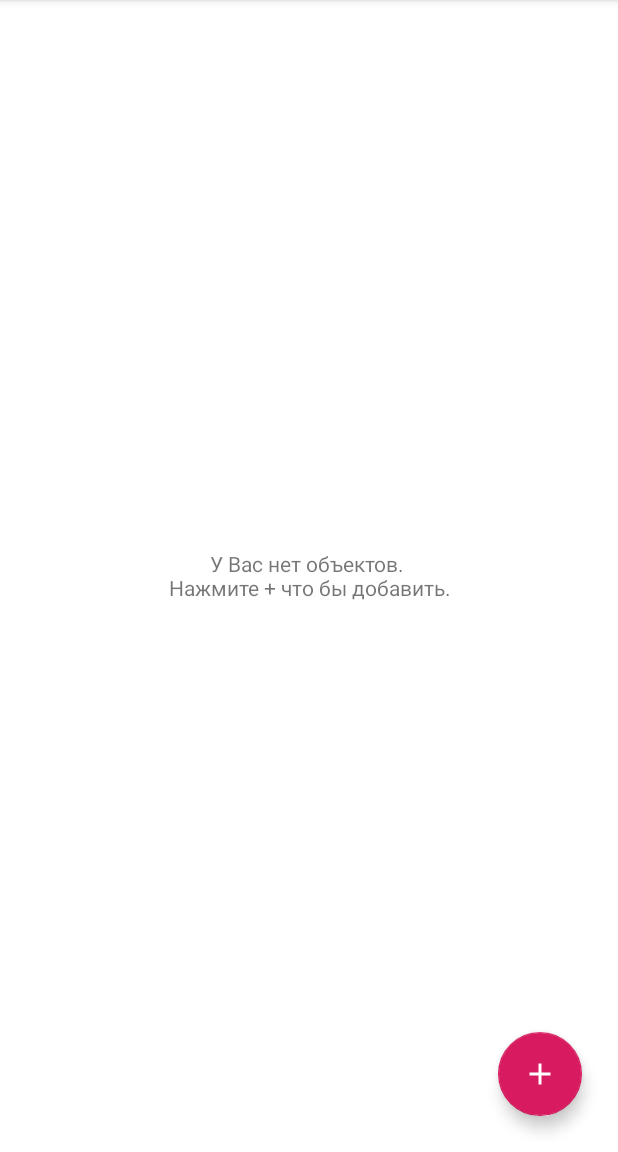
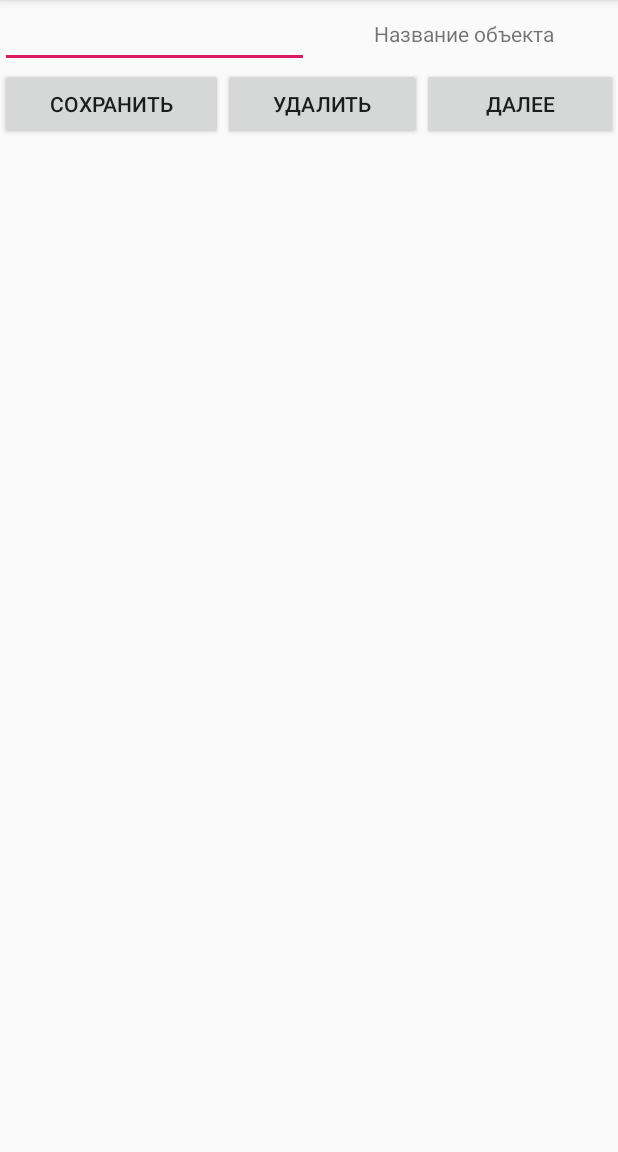
Before and after one commit to alextit13/Statistics, an Android app: the screen it shows after launch (MainActivity), on a phone screen of 412 x 824 dp, the part 84-1236 px from its top. Run offline under Robolectric (Android 15) with nearby library versions, the phone set to English and light mode, and no system bars.

```diff
--- a/app/src/main/java/com/chart/statistics/model/db/IDbEntry.java
+++ b/app/src/main/java/com/chart/statistics/model/db/IDbEntry.java
@@ -16,4 +16,8 @@ public interface IDbEntry {
     List<ObjectStatistic> getAllObjectStatistics();
 
     void deleteObjectStatistics(ObjectStatistic objectStatistic);
+
+    boolean deleteObjectStatisticsByName(String name);
+
+    void deleteObjectStatisticsById(String id);
 }
--- a/app/src/main/java/com/chart/statistics/model/utils/ObjectStatistic.java
+++ b/app/src/main/java/com/chart/statistics/model/utils/ObjectStatistic.java
@@ -1,6 +1,4 @@
 package com.chart.statistics.model.utils;
-
-import androidx.annotation.NonNull;
 
 import java.util.List;
 
--- /dev/null
+++ b/app/src/main/java/com/chart/statistics/presenter/add_object/IAddObjectSPresenter.java
@@ -0,0 +1,15 @@
+package com.chart.statistics.presenter.add_object;
+
+import com.chart.statistics.view.add_object.IAddObjectSView;
+
+public interface IAddObjectSPresenter {
+    void onViewAttach(IAddObjectSView view);
+
+    void onViewDetach();
+
+    void onClickSave(String name);
+
+    void onClickDelete(String name);
+
+    void onClickNext();
+}
--- /dev/null
+++ b/app/src/main/java/com/chart/statistics/view/add_object/AddObjectSFragment.java
@@ -0,0 +1,85 @@
+package com.chart.statistics.view.add_object;
+
+import android.os.Bundle;
+import android.view.LayoutInflater;
+import android.view.View;
+import android.view.ViewGroup;
+import android.widget.Button;
+import android.widget.EditText;
+import android.widget.Toast;
+
+import androidx.annotation.NonNull;
+import androidx.annotation.Nullable;
+import androidx.fragment.app.Fragment;
+
+import com.chart.statistics.R;
+import com.chart.statistics.presenter.add_object.AddObjectPresenter;
+import com.chart.statistics.presenter.add_object.IAddObjectSPresenter;
+
+public class AddObjectSFragment extends Fragment implements IAddObjectSView {
+
+    private IAddObjectSPresenter presenter;
+
+    private EditText nameEditText;
+    private Button saveBtn;
+    private Button deleteBtn;
+    private Button nextBtn;
+
+    @Nullable
+    @Override
+    public View onCreateView(@NonNull LayoutInflater inflater, @Nullable ViewGroup container, @Nullable Bundle savedInstanceState) {
+        return inflater.inflate(R.layout.add_object_s_fragment, container, false);
+    }
+
+    @Override
+    public void onResume() {
+        super.onResume();
+        if (presenter == null) {
+            presenter = new AddObjectPresenter();
+        }
+        initUi();
+        initListeners();
+        presenter.onViewAttach(this);
+    }
+
+    private void initUi() {
+        if (getView() == null) return;
+
+        nameEditText = getView().findViewById(R.id.etNameObjectS);
+        saveBtn = getView().findViewById(R.id.btnSave);
+        deleteBtn = getView().findViewById(R.id.btnDelete);
+        nextBtn = getView().findViewById(R.id.btnNext);
+    }
+
+    private void initListeners() {
+        saveBtn.setOnClickListener(new View.OnClickListener() {
+            @Override
+            public void onClick(View view) {
+                presenter.onClickSave(nameEditText.getText().toString());
+            }
+        });
+        deleteBtn.setOnClickListener(new View.OnClickListener() {
+            @Override
+            public void onClick(View view) {
+                presenter.onClickDelete(nameEditText.getText().toString());
+            }
+        });
+        nextBtn.setOnClickListener(new View.OnClickListener() {
+            @Override
+            public void onClick(View view) {
+                presenter.onClickNext();
+            }
+        });
+    }
+
+    @Override
+    public void showToastMessage(int idMessage) {
+        Toast.makeText(getContext(), idMessage, Toast.LENGTH_LONG).show();
+    }
+
+    @Override
+    public void onPause() {
+        presenter.onViewDetach();
+        super.onPause();
+    }
+}
--- /dev/null
+++ b/app/src/main/java/com/chart/statistics/view/add_object/IAddObjectSView.java
@@ -0,0 +1,7 @@
+package com.chart.statistics.view.add_object;
+
+import androidx.annotation.IdRes;
+
+public interface IAddObjectSView {
+    void showToastMessage(@IdRes int idMessage);
+}
--- a/app/src/main/java/com/chart/statistics/view/base/MainActivity.java
+++ b/app/src/main/java/com/chart/statistics/view/base/MainActivity.java
@@ -6,6 +6,7 @@ import androidx.appcompat.app.AppCompatActivity;
 import androidx.fragment.app.Fragment;
 
 import com.chart.statistics.R;
+import com.chart.statistics.view.add_object.AddObjectSFragment;
 import com.chart.statistics.view.list.ListObjectStatisticsFragment;
 
 public class MainActivity extends AppCompatActivity implements INavigation {
@@ -15,7 +16,7 @@ public class MainActivity extends AppCompatActivity implements INavigation {
         super.onCreate(savedInstanceState);
         setContentView(R.layout.activity_main);
 
-        showFragment(ListObjectStatisticsFragment.newInstance());
+        showFragment(new AddObjectSFragment());
     }
 
     @Override
--- a/app/src/main/java/com/chart/statistics/view/custom/LinearDiagram.java
+++ b/app/src/main/java/com/chart/statistics/view/custom/LinearDiagram.java
@@ -108,7 +108,7 @@ public class LinearDiagram extends View {
         return DataHolder.newInstance().getStateColorByState(state);
     }
 
-    public void setSourseData(List<State> stateList) {
+    public void setSourceData(List<State> stateList) {
         list = stateList;
         invalidate();
     }
--- a/app/src/main/java/com/chart/statistics/view/state/StateFragment.java
+++ b/app/src/main/java/com/chart/statistics/view/state/StateFragment.java
@@ -22,7 +22,7 @@ import com.chart.statistics.model.utils.ObjectStatistic;
 import com.chart.statistics.model.utils.State;
 import com.chart.statistics.presenter.state.IStatePresenter;
 import com.chart.statistics.presenter.state.StatePresenter;
-import com.chart.statistics.view.base.INavigation;
+import com.chart.statistics.view.custom.CircleDiagram;
 import com.chart.statistics.view.custom.LinearDiagram;
 import com.google.android.material.floatingactionbutton.FloatingActionButton;
 
@@ -45,7 +45,7 @@ public class StateFragment extends Fragment implements IStateView {
 
     private IStatePresenter presenter;
     private FloatingActionButton fab;
-    private LinearDiagram chartLinearDiagram;
+    private CircleDiagram chartLinearDiagram;
     private ViewTreeObserver.OnGlobalLayoutListener globalLayoutListener;
 
     @Nullable
@@ -134,7 +134,7 @@ public class StateFragment extends Fragment implements IStateView {
 
     @Override
     public void setChart(List<State> states) {
-        chartLinearDiagram.setSourseData(states);
+        chartLinearDiagram.setSourceData(states);
     }
 
     @Override
--- /dev/null
+++ b/app/src/main/res/layout/add_object_s_fragment.xml
@@ -0,0 +1,60 @@
+<?xml version="1.0" encoding="utf-8"?>
+<LinearLayout xmlns:android="http://schemas.android.com/apk/res/android"
+    xmlns:tools="http://schemas.android.com/tools"
+    android:layout_width="match_parent"
+    android:layout_height="match_parent"
+    android:orientation="vertical">
+
+    <LinearLayout
+        android:layout_width="match_parent"
+        android:layout_height="wrap_content"
+        android:orientation="horizontal">
+
+        <EditText
+            android:id="@+id/etNameObjectS"
+            android:layout_width="match_parent"
+            android:layout_height="wrap_content"
+            android:layout_weight="1" />
+
+        <TextView
+            android:layout_width="match_parent"
+            android:layout_height="wrap_content"
+            android:layout_gravity="center"
+            android:layout_weight="1"
+            android:text="@string/lbl_name_object"
+            android:textAlignment="center" />
+
+    </LinearLayout>
+
+    <LinearLayout
+        android:layout_width="match_parent"
+        android:layout_height="wrap_content"
+        android:orientation="horizontal">
+
+        <Button
+            android:id="@+id/btnSave"
+            android:layout_width="wrap_content"
+            android:layout_height="wrap_content"
+            android:layout_weight="1"
+            android:text="@string/lbl_save"
+            tools:ignore="ButtonStyle" />
+
+        <Button
+            android:id="@+id/btnDelete"
+            android:layout_width="wrap_content"
+            android:layout_height="wrap_content"
+            android:layout_weight="1"
+            android:text="@string/lbl_delete"
+            tools:ignore="ButtonStyle" />
+
+        <Button
+            android:id="@+id/btnNext"
+            android:layout_width="wrap_content"
+            android:layout_height="wrap_content"
+            android:layout_weight="1"
+            android:text="@string/lbl_next"
+            tools:ignore="ButtonStyle" />
+
+    </LinearLayout>
+
+</LinearLayout>
--- a/app/src/main/res/layout/fragment_state.xml
+++ b/app/src/main/res/layout/fragment_state.xml
@@ -15,7 +15,7 @@
         android:layout_width="wrap_content"
         android:layout_height="wrap_content" />
 
-    <com.chart.statistics.view.custom.LinearDiagram
+    <com.chart.statistics.view.custom.CircleDiagram
         android:id="@+id/ivLinearChart"
         android:layout_width="match_parent"
         android:layout_margin="16dp"
--- a/app/src/main/res/values/strings.xml
+++ b/app/src/main/res/values/strings.xml
@@ -14,4 +14,10 @@
     <string name="lbl_confirm_delete">Вы действиельно хотите удалить объект?</string>
     <string name="no">Нет</string>
     <string name="yes">Да</string>
+    <string name="lbl_name_object">Название объекта</string>
+    <string name="lbl_save">Сохранить</string>
+    <string name="lbl_next">Далее</string>
+    <string name="msg_delete_success">Успешно удалено</string>
+    <string name="msg_enter_correct_name">Введите корректное название объекта</string>
+    <string name="msg_save_success">Успешно сохранено</string>
 </resources>
```
Also changed, not shown: app/src/main/java/com/chart/statistics/model/db/DbEntry.java (+30 -0 lines), app/src/main/java/com/chart/statistics/presenter/add_object/AddObjectPresenter.java (added, +64 -0 lines), app/src/main/java/com/chart/statistics/view/custom/CircleDiagram.java (added, +58 -0 lines).
